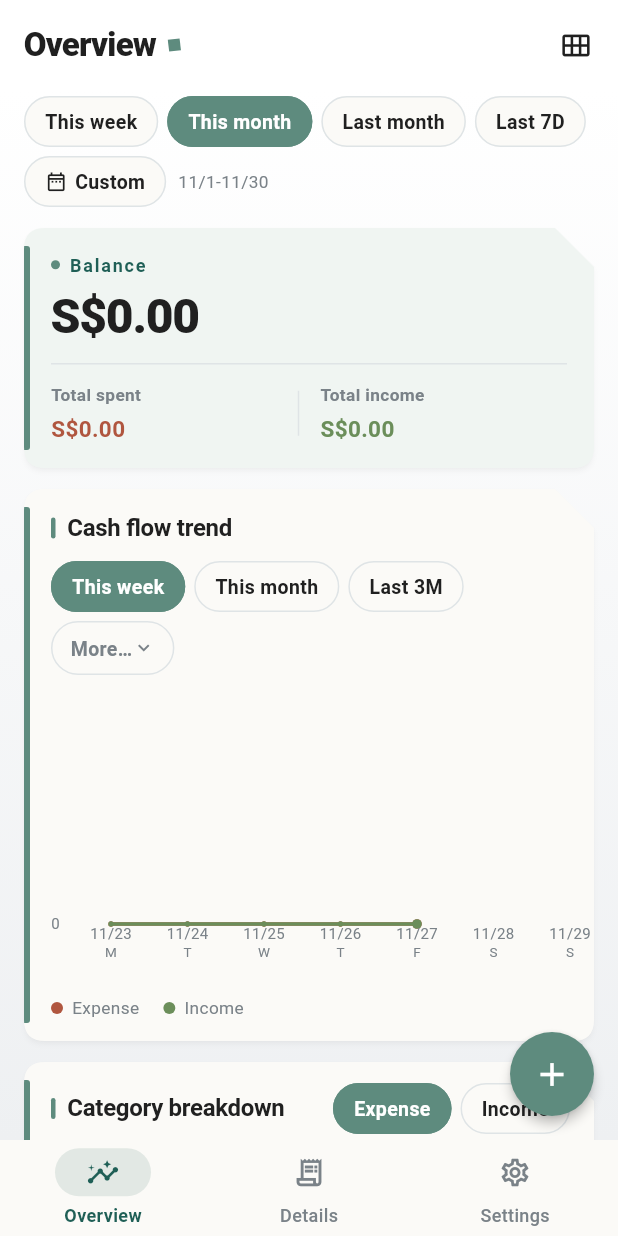
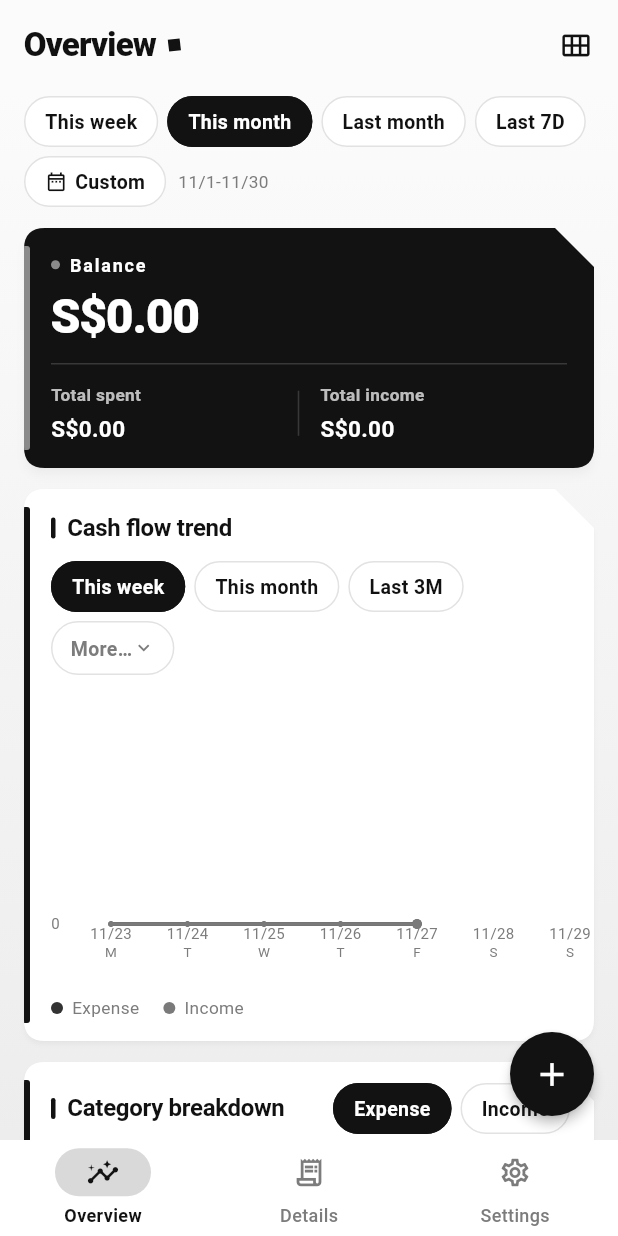
Before and after one commit to chickendqwd/Spent_Tracker, a Flutter app: the screen it shows after launch, on a phone screen of 412 x 824 dp. Run offline on Flutter 3.47's test engine with Material 3 defaults, Android fonts, the phone set to English and light mode, and no system bars; drawn by our look-alikes of fl_chart; our stand-ins replace file_picker, flutter_riverpod, hive, hive_flutter, share_plus; missing offline and left inert: fast_gbk; accounts and stored records are empty.

Commit message:
feat(ui): 10 套三色配色方案 + 设置内配色选择（默认黑白灰）
- 新增 core/theme/app_schemes.dart：gray(默认)/深林苔/冰川雾/海军金/蜜桃海/电音莓/陶土现代/森林香/晴空木/柔粉岩，按最深色=主卡、最饱和=强调、最浅=底色派生亮/暗双色板
- 设置·通用新增「配色方案」页：每项名字左侧 3 个色球，选中打勾，即时生效并持久化（settings.paletteScheme）
- 结余主卡改为深色 hero 卡 + 白字，与配色稿一致；SlantCard 支持自定义底色
- AppTheme 强调色文字按对比度自动取白/近黑（金色、鼠尾草绿等浅强调色可读）
- 新增 palette_contrast_test：10 套 × 明暗两版对比度下限断言
- 补三语文案并 gen-l10n；flutter analyze 无告警，flutter test 98 项全绿

```diff
--- a/lib/app.dart
+++ b/lib/app.dart
@@ -2,6 +2,7 @@ import 'package:flutter/material.dart';
 import 'package:flutter_riverpod/flutter_riverpod.dart';
 
 import 'core/constants.dart';
+import 'core/theme/app_schemes.dart';
 import 'core/theme/app_theme.dart';
 import 'l10n/generated/app_localizations.dart';
 import 'state/language_providers.dart';
@@ -16,6 +17,7 @@ class SpentTrackerApp extends ConsumerWidget {
   @override
   Widget build(BuildContext context, WidgetRef ref) {
     final themeMode = ref.watch(themeModeProvider);
+    final scheme = ref.watch(paletteSchemeProvider);
     final locale = ref.watch(languageProvider);
     return MaterialApp(
       title: AppConstants.appName,
@@ -24,8 +26,8 @@ class SpentTrackerApp extends ConsumerWidget {
       locale: locale,
       supportedLocales: AppLocalizations.supportedLocales,
       localizationsDelegates: AppLocalizations.localizationsDelegates,
-      theme: AppTheme.light(),
-      darkTheme: AppTheme.dark(),
+      theme: AppTheme.lightWith(buildLightPalette(scheme)),
+      darkTheme: AppTheme.darkWith(buildDarkPalette(scheme)),
       themeMode: themeMode,
       home: const AppShell(),
     );
--- /dev/null
+++ b/lib/core/theme/app_schemes.dart
@@ -0,0 +1,225 @@
+import 'package:flutter/material.dart';
+
+import 'app_theme.dart';
+
+/// 一套三色配色方案：主卡（最深）、强调（最饱和）、页面底（最浅）。
+///
+/// 角色映射固定：主卡色 → 结余主卡底 / 标题强调；强调色 → 选中胶囊、
+/// 预算条、趋势主折线、标题小方块；底色 → 页面背景与卡片浅底。
+@immutable
+class AppPaletteScheme {
+  const AppPaletteScheme({
+    required this.id,
+    required this.hero,
+    required this.accent,
+    required this.surface,
+    this.monochrome = false,
+  });
+
+  /// 持久化用的稳定标识（不要改）
+  final String id;
+
+  /// 最深色（结余主卡底）
+  final Color hero;
+
+  /// 最饱和色（强调色）
+  final Color accent;
+
+  /// 最浅色（页面底）
+  final Color surface;
+
+  /// 黑白灰方案直接复用 AppPalette.light / dark 常量
+  final bool monochrome;
+
+  /// 主卡实际底色：过亮的 hero 压暗到可以承载白字
+  Color get heroCard {
+    if (monochrome) return const Color(0xFF121212);
+    final hsl = HSLColor.fromColor(hero);
+    if (hsl.lightness <= 0.30) return hero;
+    return hsl.withLightness(0.26).toColor();
+  }
+
+  /// 设置页展示用的 3 个小球（主卡 / 强调 / 底色）
+  List<Color> get dots => [heroCard, accent, surface];
+}
+
+/// 10 套可选配色（第 1 套为默认黑白灰）。
+class AppPaletteSchemes {
+  AppPaletteSchemes._();
+
+  static const AppPaletteScheme gray = AppPaletteScheme(
+    id: 'gray',
+    hero: Color(0xFF121212),
+    accent: Color(0xFF8A8A8A),
+    surface: Color(0xFFF2F2F2),
+    monochrome: true,
+  );
+
+  static const AppPaletteScheme deepForest = AppPaletteScheme(
+    id: 'deepForest',
+    hero: Color(0xFF123524),
+    accent: Color(0xFF8FA98F),
+    surface: Color(0xFFF3F1EA),
+  );
+
+  static const AppPaletteScheme glacier = AppPaletteScheme(
+    id: 'glacier',
+    hero: Color(0xFF1A3D50),
+    accent: Color(0xFF6D9DB5),
+    surface: Color(0xFFE8F1F5),
+  );
+
+  static const AppPaletteScheme navyGold = AppPaletteScheme(
+    id: 'navyGold',
+    hero: Color(0xFF0A2463),
+    accent: Color(0xFFE8C547),
+    surface: Color(0xFFF3F4F7),
+  );
+
+  static const AppPaletteScheme peachSea = AppPaletteScheme(
+    id: 'peachSea',
+    hero: Color(0xFF344C63),
+    accent: Color(0xFFE4B3A9),
+    surface: Color(0xFFDDEAF2),
+  );
+
+  static const AppPaletteScheme electricBerry = AppPaletteScheme(
+    id: 'electricBerry',
+    hero: Color(0xFF124BA5),
+    accent: Color(0xFFE6466A),
+    surface: Color(0xFFF8DCEB),
+  );
+
+  static const AppPaletteScheme terracotta = AppPaletteScheme(
+    id: 'terracotta',
+    hero: Color(0xFF3B2A20),
+    accent: Color(0xFFC1603F),
+    surface: Color(0xFFF5F0E8),
+  );
+
+  static const AppPaletteScheme forestNoir = AppPaletteScheme(
+    id: 'forestNoir',
+    hero: Color(0xFF1A1A1A),
+    accent: Color(0xFF2D4A3E),
+    surface: Color(0xFFF5E6C8),
+  );
+
+  static const AppPaletteScheme skyWood = AppPaletteScheme(
+    id: 'skyWood',
+    hero: Color(0xFF6E93AC),
+    accent: Color(0xFFC8AD88),
+    surface: Color(0xFFF7F7F4),
+  );
+
+  static const AppPaletteScheme roseStone = AppPaletteScheme(
+    id: 'roseStone',
+    hero: Color(0xFF5E5A57),
+    accent: Color(0xFFD9A8AD),
+    surface: Color(0xFFF6EEE7),
+  );
+
+  /// 设置页展示顺序（第一个是默认）
+  static const List<AppPaletteScheme> all = [
+    gray,
+    deepForest,
+    glacier,
+    navyGold,
+    peachSea,
+    electricBerry,
+    terracotta,
+    forestNoir,
+    skyWood,
+    roseStone,
+  ];
+
+  static AppPaletteScheme byId(Object? id) => all.firstWhere(
+        (s) => s.id == id,
+        orElse: () => gray,
+      );
+}
+
+// ---------------------------------------------------------------------------
+// 三色派生色板
+// ---------------------------------------------------------------------------
+
+/// 语义色锚点：支出偏红、收入偏绿；派生时混入 hero 让整体同色系。
+const Color _expenseAnchor = Color(0xFFB0563F);
+const Color _incomeAnchor = Color(0xFF6B8E5A);
+
+Color _tone(Color c, {double? lightness, double? saturation}) {
+  final hsl = HSLColor.fromColor(c);
+  return hsl
+      .withLightness((lightness ?? hsl.lightness).clamp(0.0, 1.0))
+      .withSaturation((saturation ?? hsl.saturation).clamp(0.0, 1.0))
+      .toColor();
+}
+
+List<Color> _chart(Color hero, Color accent, Color surface) => [
+      accent,
+      hero,
+      Color.lerp(hero, surface, 0.38)!,
+      Color.lerp(accent, surface, 0.45)!,
+      _tone(hero, lightness: 0.58, saturation: 0.10),
+      Color.lerp(hero, const Color(0xFF8A8A8A), 0.5)!,
+    ];
+
+/// 亮色色板：底色做渐变底与卡面，强调色做主色，hero 做深色强调与白字卡。
+AppPalette buildLightPalette(AppPaletteScheme scheme) {
+  if (scheme.monochrome) return AppPalette.light;
+  final hero = scheme.heroCard;
+  final accent = scheme.accent;
+  final surface = scheme.surface;
+
+  return AppPalette(
+    expense: Color.lerp(_expenseAnchor, hero, 0.16)!,
+    income: Color.lerp(_incomeAnchor, hero, 0.22)!,
+    muted: _tone(hero, lightness: 0.42, saturation: 0.12),
+    onChartLabel: Colors.white,
+    accent: Color.lerp(accent, hero, 0.18)!,
+    primary: accent,
+    primaryDeep: hero,
+    card: Color.lerp(surface, Colors.white, 0.85)!,
+    cardTint: Color.lerp(surface, Colors.white, 0.66)!,
+    bgTop: Color.lerp(surface, Colors.white, 0.30)!,
+    bgBottom: surface,
+    ink: _tone(hero, lightness: 0.14, saturation: 0.28),
+    divider: Color.lerp(surface, hero, 0.10)!,
+    chartPalette: _chart(hero, accent, Color.lerp(surface, Colors.white, 0.85)!),
+  );
+}
+
+/// 暗色色板：hero 做底，强调色提亮做主色，底色做暖白文字。
+AppPalette buildDarkPalette(AppPaletteScheme scheme) {
+  if (scheme.monochrome) return AppPalette.dark;
+  final hero = scheme.heroCard;
+  final accent = scheme.accent;
+
+  return AppPalette(
+    expense: _tone(
+      Color.lerp(_expenseAnchor, Colors.white, 0.55)!,
+      lightness: 0.68,
+      saturation: 0.34,
+    ),
+    income: _tone(
+      Color.lerp(_incomeAnchor, Colors.white, 0.45)!,
+      lightness: 0.70,
+      saturation: 0.30,
+    ),
+    muted: _tone(hero, lightness: 0.62, saturation: 0.10),
+    onChartLabel: Colors.white,
+    accent: _tone(accent, lightness: 0.62),
+    primary: _tone(accent, lightness: 0.68),
+    primaryDeep: _tone(accent, lightness: 0.80),
+    card: _tone(hero, lightness: 0.15, saturation: 0.20),
+    cardTint: _tone(hero, lightness: 0.21, saturation: 0.16),
+    bgTop: _tone(hero, lightness: 0.10, saturation: 0.18),
+    bgBottom: _tone(hero, lightness: 0.055, saturation: 0.14),
+    ink: Color.lerp(scheme.surface, Colors.white, 0.86)!,
+    divider: _tone(hero, lightness: 0.28, saturation: 0.14),
+    chartPalette: _chart(
+      _tone(hero, lightness: 0.30, saturation: 0.20),
+      _tone(accent, lightness: 0.70),
+      _tone(hero, lightness: 0.15, saturation: 0.20),
+    ),
+  );
+}
--- a/lib/core/theme/app_theme.dart
+++ b/lib/core/theme/app_theme.dart
@@ -66,51 +66,54 @@ class AppPalette extends ThemeExtension<AppPalette> {
   /// 分隔线 / 细描边
   final Color divider;
 
+  /// 默认方案（黑白灰）的亮色色板。
+  /// 其余配色方案由 [AppPaletteSchemes] 按三色派生，见 `app_schemes.dart`。
   static const AppPalette light = AppPalette(
-    expense: Color(0xFFB0563F),
-    income: Color(0xFF6B8E5A),
-    muted: Color(0xFF7A8288),
+    expense: Color(0xFF333333),
+    income: Color(0xFF7A7A7A),
+    muted: Color(0xFF7C7C7C),
     onChartLabel: Colors.white,
-    accent: Color(0xFFB98A6F),
-    primary: Color(0xFF5E8B7E),
-    primaryDeep: Color(0xFF1F5F56),
-    card: Color(0xFFFBFAF7),
-    cardTint: Color(0xFFF0F5F2),
-    bgTop: Color(0xFFFFFFFF),
-    bgBottom: Color(0xFFEEF0F2),
-    ink: Color(0xFF202020),
-    divider: Color(0xFFDFE4E6),
+    accent: Color(0xFF8A8A8A),
+    primary: Color(0xFF121212),
+    primaryDeep: Color(0xFF121212),
+    card: Color(0xFFFFFFFF),
+    cardTint: Color(0xFFF4F4F4),
+    bgTop: Color(0xFFFBFBFB),
+    bgBottom: Color(0xFFEDEDED),
+    ink: Color(0xFF111111),
+    divider: Color(0xFFE2E2E2),
     chartPalette: [
-      Color(0xFF5E8B7E),
-      Color(0xFF7FA6B8),
-      Color(0xFFC9B87A),
-      Color(0xFFB98A6F),
-      Color(0xFF6B8E5A),
-      Color(0xFF9AA3A8),
+      Color(0xFF121212),
+      Color(0xFF4A4A4A),
+      Color(0xFF8A8A8A),
+      Color(0xFFB8B8B8),
+      Color(0xFF6E6E6E),
+      Color(0xFFDCDCDC),
     ],
   );
 
+  /// 默认方案（黑白灰）的暗色色板。
   static const AppPalette dark = AppPalette(
-    expense: Color(0xFFE08970),
-    income: Color(0xFF8FB87B),
-    muted: Color(0xFF98A3A8),
+    expense: Color(0xFFE8E8E8),
+    income: Color(0xFF9E9E9E),
+    muted: Color(0xFF9A9A9A),
     onChartLabel: Colors.white,
-    accent: Color(0xFFC89B7F),
-    primary: Color(0xFF8CBBAD),
-    primaryDeep: Color(0xFF2E7265),
-    card: Color(0xFF1D2427),
-    cardTint: Color(0xFF24312D),
-    bgTop: Color(0xFF14191B),
-    bgBottom: Color(0xFF0E1214),
-    ink: Color(0xFFEDF1F0),
-    divider: Color(0xFF2C3437),
+    accent: Color(0xFFB4B4B4),
+    primary: Color(0xFFE6E6E6),
+    primaryDeep: Color(0xFFF5F5F5),
+    card: Color(0xFF1C1C1C),
+    cardTint: Color(0xFF262626),
+    bgTop: Color(0xFF141414),
+    bgBottom: Color(0xFF0D0D0D),
+    ink: Color(0xFFF2F2F2),
+    divider: Color(0xFF2E2E2E),
     chartPalette: [
-      Color(0xFF8CBBAD),
-      Color(0xFF8FB8CC),
-      Color(0xFFD9C58C),
-      Color(0xFFC89B7F),
-      Color(0xFF8FB87B),
-      Color(0xFFA9B2B7),
+      Color(0xFFE6E6E6),
+      Color(0xFFB0B0B0),
+      Color(0xFF808080),
+      Color(0xFF5A5A5A),
+      Color(0xFFCFCFCF),
+      Color(0xFF3E3E3E),
     ],
   );
 
@@ -187,13 +190,30 @@ class AppTheme {
   /// 卡片右上角斜切宽度
   static const double cardSlant = 26;
 
-  static ThemeData light() => _build(Brightness.light, AppPalette.light);
+  /// 在给定底色上可读的文字色（白 / 近黑，取对比度更高者）。
+  static Color bestOnColor(Color background) {
+    final l = background.computeLuminance();
+    final onWhite = 1.05 / (l + 0.05);
+    final onDark = (l + 0.05) / 0.05;
+    return onWhite >= onDark ? Colors.white : const Color(0xFF111111);
+  }
 
-  static ThemeData dark() => _build(Brightness.dark, AppPalette.dark);
+  static ThemeData light() => lightWith(AppPalette.light);
+
+  static ThemeData dark() => darkWith(AppPalette.dark);
+
+  /// 按指定色板构建亮色主题（配色方案切换时使用）。
+  static ThemeData lightWith(AppPalette palette) =>
+      _build(Brightness.light, palette);
+
+  /// 按指定色板构建暗色主题。
+  static ThemeData darkWith(AppPalette palette) =>
+      _build(Brightness.dark, palette);
 
   static ThemeData _build(Brightness brightness, AppPalette palette) {
     final isLight = brightness == Brightness.light;
-    final onPrimary = isLight ? Colors.white : const Color(0xFF0F1B18);
+    // 强调色亮度不定（金色、鼠尾草绿偏亮），按对比度选白字或深字。
+    final onPrimary = bestOnColor(palette.primary);
 
     final scheme = ColorScheme.fromSeed(
       seedColor: palette.primary,
--- a/lib/state/theme_providers.dart
+++ b/lib/state/theme_providers.dart
@@ -1,6 +1,7 @@
 import 'package:flutter/material.dart';
 import 'package:flutter_riverpod/flutter_riverpod.dart';
 
+import '../core/theme/app_schemes.dart';
 import '../data/db/database.dart';
 
 /// 外观模式（跟随系统 / 浅色 / 深色），持久化在 Hive 的 settings 盒。
@@ -27,3 +28,26 @@ class ThemeModeNotifier extends Notifier<ThemeMode> {
 final themeModeProvider = NotifierProvider<ThemeModeNotifier, ThemeMode>(
   ThemeModeNotifier.new,
 );
+
+/// 配色方案（10 套三色配色，默认黑白灰），持久化在 settings 盒。
+class PaletteSchemeNotifier extends Notifier<AppPaletteScheme> {
+  static const String storageKey = 'paletteScheme';
+
+  @override
+  AppPaletteScheme build() =>
+      AppPaletteSchemes.byId(Db.settings.get(storageKey));
+
+  /// 切换配色并持久化；写入失败不影响本次会话生效。
+  Future<void> set(AppPaletteScheme scheme) async {
+    state = scheme;
+    await Db.settings.put(storageKey, scheme.id);
+  }
+
+  /// 换回默认黑白灰。
+  Future<void> reset() => set(AppPaletteSchemes.gray);
+}
+
+final paletteSchemeProvider =
+    NotifierProvider<PaletteSchemeNotifier, AppPaletteScheme>(
+  PaletteSchemeNotifier.new,
+);
--- a/lib/ui/overview/overview_page.dart
+++ b/lib/ui/overview/overview_page.dart
@@ -180,9 +180,14 @@ class _BalanceCard extends StatelessWidget {
   Widget build(BuildContext context) {
     final palette = context.palette;
     final l10n = context.l10n;
+    const onHero = Colors.white;
+    final onHeroMuted = Colors.white.withValues(alpha: 0.72);
+    final onHeroLine = Colors.white.withValues(alpha: 0.16);
 
     return SlantCard(
-      tint: true,
+      background: palette.primaryDeep,
+      accentColor: palette.accent,
+      elevation: 2.6,
       padding: const EdgeInsets.fromLTRB(18, 16, 18, 16),
       child: Column(
         crossAxisAlignment: CrossAxisAlignment.start,
@@ -193,7 +198,7 @@ class _BalanceCard extends StatelessWidget {
                 width: 6,
                 height: 6,
                 decoration: BoxDecoration(
-                  color: palette.primary,
+                  color: palette.accent,
                   shape: BoxShape.circle,
                 ),
               ),
@@ -204,7 +209,7 @@ class _BalanceCard extends StatelessWidget {
                   fontSize: 12,
                   fontWeight: FontWeight.w700,
                   letterSpacing: 1.2,
-                  color: palette.primaryDeep,
+                  color: onHero,
                 ),
               ),
             ],
@@ -215,17 +220,17 @@ class _BalanceCard extends StatelessWidget {
             alignment: Alignment.centerLeft,
             child: Text(
               MoneyUtil.format(balance, symbol: symbol),
-              style: TextStyle(
+              style: const TextStyle(
                 fontSize: 32,
                 fontWeight: FontWeight.w800,
                 letterSpacing: -0.8,
                 height: 1.1,
-                color: palette.ink,
+                color: onHero,
               ),
             ),
           ),
           const SizedBox(height: 14),
-          Container(height: 1, color: palette.divider),
+          Container(height: 1, color: onHeroLine),
           const SizedBox(height: 12),
           Row(
             children: [
@@ -234,17 +239,19 @@ class _BalanceCard extends StatelessWidget {
                   label: l10n.overviewTotalExpense,
                   amount: expense,
                   symbol: symbol,
-                  color: palette.expense,
+                  color: onHero,
+                  labelColor: onHeroMuted,
                 ),
               ),
-              Container(width: 1, height: 30, color: palette.divider),
+              Container(width: 1, height: 30, color: onHeroLine),
               const SizedBox(width: 14),
               Expanded(
                 child: _MiniStat(
                   label: l10n.overviewTotalIncome,
                   amount: income,
                   symbol: symbol,
-                  color: palette.income,
+                  color: onHero,
+                  labelColor: onHeroMuted,
                 ),
               ),
             ],
@@ -261,12 +268,16 @@ class _MiniStat extends StatelessWidget {
     required this.amount,
     required this.symbol,
     required this.color,
+    this.labelColor,
   });
 
   final String label;
   final int amount;
   final String symbol;
   final Color color;
+
+  /// 标签文字颜色（深色主卡上使用半透明白）
+  final Color? labelColor;
 
   @override
   Widget build(BuildContext context) {
@@ -279,7 +290,7 @@ class _MiniStat extends StatelessWidget {
           style: TextStyle(
             fontSize: 11.5,
             fontWeight: FontWeight.w600,
-            color: palette.muted,
+            color: labelColor ?? palette.muted,
           ),
         ),
         const SizedBox(height: 4),
--- a/lib/ui/widgets/surfaces.dart
+++ b/lib/ui/widgets/surfaces.dart
@@ -74,6 +74,7 @@ class SlantCard extends StatelessWidget {
     this.padding = const EdgeInsets.fromLTRB(18, 14, 16, 14),
     this.tint = false,
     this.accentColor,
+    this.background,
     this.barWidth = 4,
     this.elevation = 1.4,
   });
@@ -85,6 +86,9 @@ class SlantCard extends StatelessWidget {
   /// true 时用浅色 tint 底（主卡/强调块）
   final bool tint;
 
+  /// 指定卡面底色（如深色 hero 主卡），优先于 [tint]
+  final Color? background;
+
   /// 左侧色条颜色，默认取主色
   final Color? accentColor;
 
@@ -95,7 +99,7 @@ class SlantCard extends StatelessWidget {
   Widget build(BuildContext context) {
     final palette = context.palette;
     final barColor = accentColor ?? palette.primary;
-    final color = tint ? palette.cardTint : palette.card;
+    final color = background ?? (tint ? palette.cardTint : palette.card);
 
     final card = PhysicalShape(
       clipper: const SlantCardClipper(),
```
Also changed, not shown: lib/l10n/app_en.arb (+16 -1 lines), lib/l10n/app_ja.arb (+16 -1 lines), lib/l10n/app_zh.arb (+16 -1 lines), lib/l10n/l10n.dart (+15 -0 lines), lib/ui/settings/palette_page.dart (added, +177 -0 lines), lib/ui/settings/settings_page.dart (+9 -0 lines), lib/l10n/generated/app_localizations.dart, lib/l10n/generated/app_localizations_en.dart, lib/l10n/generated/app_localizations_ja.dart, lib/l10n/generated/app_localizations_zh.dart, 3 other files.
